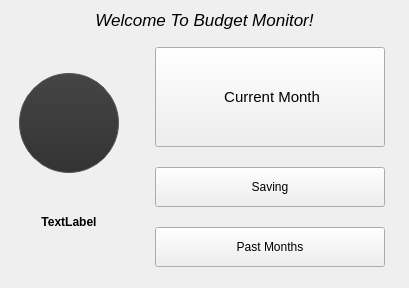
This is ui/mainwindow.ui in NFBaeza/Budget-Monitor as Qt 5 draws it before an edit. The edited form follows.
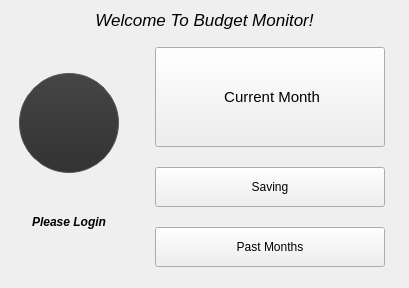
This is the edited form. Icons and pictures are not drawn.

Patch:
```diff
--- a/ui/mainwindow.ui
+++ b/ui/mainwindow.ui
@@ -207,11 +207,12 @@
         </property>
         <property name="font">
          <font>
+          <italic>true</italic>
           <bold>true</bold>
          </font>
         </property>
         <property name="text">
-         <string>TextLabel</string>
+         <string>Please Login</string>
         </property>
         <property name="alignment">
          <set>Qt::AlignmentFlag::AlignCenter</set>
```
Left out of the diff: 6 changed lines with no effect on the pictures.
